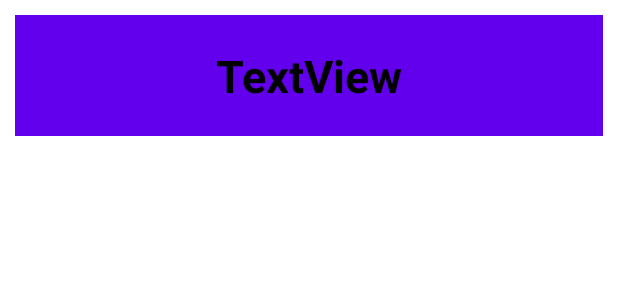
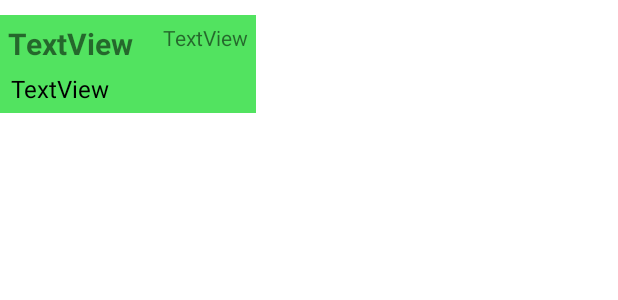
Before and after one commit to MoosaImran50/Chat-Bot-App-Kotlin-Android-SQLite, an Android app: the layout list_item.xml on its own in the app's theme, with its tools: preview values and no code run, on a phone screen of 412 x 824 dp. Shown: the top 300 px of the screen. Run offline under Robolectric (Android 15) with nearby library versions, the phone set to English and light mode, and no system bars.

Commit message:
UI enhanced

```diff
--- a/app/src/main/java/com/example/assignment1/Message.kt
+++ b/app/src/main/java/com/example/assignment1/Message.kt
@@ -1,3 +1,3 @@
 package com.example.assignment1
 
-data class Message(var name: String, var message: String)
+data class Message(var name: String, var message: String, var time_stamp: String)
--- a/app/src/main/res/layout/activity_main.xml
+++ b/app/src/main/res/layout/activity_main.xml
@@ -10,6 +10,7 @@
         android:id="@+id/myRecyclerView"
         android:layout_width="match_parent"
         android:layout_height="0dp"
+        android:focusableInTouchMode="true"
         app:layout_constraintBottom_toTopOf="@+id/myTextBox"
         app:layout_constraintEnd_toEndOf="parent"
         app:layout_constraintStart_toStartOf="parent"
--- a/app/src/main/res/layout/list_item.xml
+++ b/app/src/main/res/layout/list_item.xml
@@ -3,22 +3,58 @@
     xmlns:app="http://schemas.android.com/apk/res-auto"
     xmlns:tools="http://schemas.android.com/tools"
     android:id="@+id/ListItem"
-    android:layout_width="match_parent"
+    android:layout_width="wrap_content"
     android:layout_height="wrap_content"
-    android:layout_margin="10dp"
-    android:background="@color/purple_500">
+    android:layout_marginTop="10dp"
+    android:layout_marginRight="120dp"
+    android:layout_marginBottom="10dp"
+    android:background="#52E360"
+    android:clipToPadding="false">
 
     <TextView
         android:id="@+id/tvName"
         android:layout_width="wrap_content"
         android:layout_height="wrap_content"
-        android:layout_margin="20dp"
+        android:layout_marginBottom="5dp"
+        android:paddingLeft="6dp"
+        android:paddingRight="10dp"
         android:text="TextView"
+        android:textAlignment="textStart"
         android:textColor="#000000"
-        android:textSize="30sp"
-        android:textStyle="bold"
+        android:textSize="16sp"
         app:layout_constraintBottom_toBottomOf="parent"
         app:layout_constraintEnd_toEndOf="parent"
+        app:layout_constraintHorizontal_bias="0.016"
+        app:layout_constraintStart_toStartOf="parent" />
+
+    <TextView
+        android:id="@+id/userName"
+        android:layout_width="wrap_content"
+        android:layout_height="wrap_content"
+        android:layout_marginLeft="5dp"
+        android:layout_marginTop="5dp"
+        android:layout_marginBottom="5dp"
+        android:text="TextView"
+        android:textAlignment="textStart"
+        android:textSize="20sp"
+        android:textStyle="bold"
+        app:layout_constraintBottom_toTopOf="@+id/tvName"
+        app:layout_constraintEnd_toEndOf="parent"
+        app:layout_constraintHorizontal_bias="0.0"
         app:layout_constraintStart_toStartOf="parent"
+        app:layout_constraintTop_toTopOf="parent"
+        app:layout_constraintVertical_bias="0.0" />
+
+    <TextView
+        android:id="@+id/timeStamp"
+        android:layout_width="wrap_content"
+        android:layout_height="wrap_content"
+        android:layout_marginLeft="20dp"
+        android:layout_marginTop="5dp"
+        android:layout_marginRight="5dp"
+        android:text="TextView"
+        app:layout_constraintEnd_toEndOf="parent"
+        app:layout_constraintHorizontal_bias="0.959"
+        app:layout_constraintStart_toEndOf="@+id/userName"
         app:layout_constraintTop_toTopOf="parent" />
 </androidx.constraintlayout.widget.ConstraintLayout>
```
Also changed, not shown: app/src/main/java/com/example/assignment1/MainActivity.kt (+12 -19 lines), app/src/main/java/com/example/assignment1/RecyclerViewAdapter.kt (+7 -2 lines).
